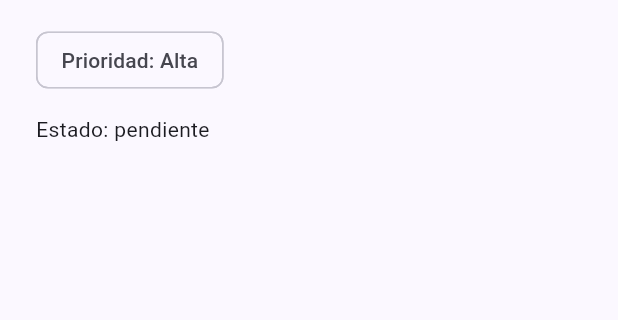
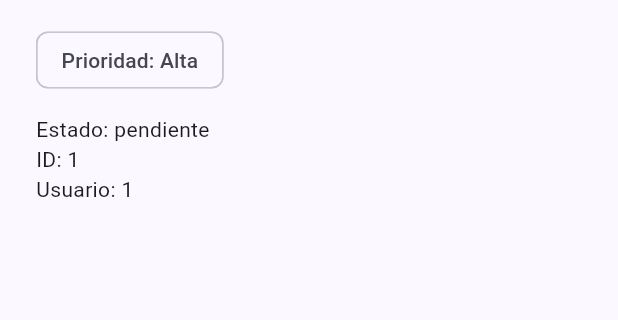
Before and after one commit to Johantony2309/TaskFlow, a Flutter app: the screen it shows after launch, after a tap on "Planificar las tareas de la semana", on a phone screen of 412 x 824 dp, the part 252-572 px from its top. Run offline on Flutter 3.47's test engine with Material 3 defaults, Android fonts, the phone set to English and light mode, and no system bars; our stand-ins replace go_router.

Commit message:
docs: definir alcance y modelo de TaskFlow

```diff
--- a/lib/main.dart
+++ b/lib/main.dart
@@ -1,5 +1,7 @@
 import 'package:flutter/material.dart';
 import 'package:go_router/go_router.dart';
+
+import 'task.dart';
 
 void main() {
   runApp(const TaskFlowApp());
@@ -22,22 +24,6 @@ class TaskFlowApp extends StatelessWidget {
   }
 }
 
-class Task {
-  const Task({
-    required this.id,
-    required this.title,
-    required this.description,
-    required this.priority,
-    required this.isCompleted,
-  });
-
-  final int id;
-  final String title;
-  final String description;
-  final String priority;
-  final bool isCompleted;
-}
-
 const demoTasks = [
   Task(
     id: 1,
@@ -45,6 +31,7 @@ const demoTasks = [
     description: 'Ordenar en TaskFlow las entregas de Aplicaciones Móviles',
     priority: 'Alta',
     isCompleted: false,
+    userId: 1,
   ),
   Task(
     id: 2,
@@ -52,6 +39,7 @@ const demoTasks = [
     description: 'Comprobar títulos y prioridades en una pantalla pequeña',
     priority: 'Media',
     isCompleted: false,
+    userId: 1,
   ),
   Task(
     id: 3,
@@ -59,6 +47,7 @@ const demoTasks = [
     description: 'Agregar y completar pendientes sin superar la meta de cinco',
     priority: 'Baja',
     isCompleted: true,
+    userId: 1,
   ),
   Task(
     id: 4,
@@ -67,6 +56,7 @@ const demoTasks = [
         'Comprobar los estados y el desplazamiento de las cinco tareas',
     priority: 'Alta',
     isCompleted: false,
+    userId: 1,
   ),
   Task(
     id: 5,
@@ -74,8 +64,16 @@ const demoTasks = [
     description: 'Guardar capturas y publicar el avance de la sesión tres',
     priority: 'Media',
     isCompleted: false,
+    userId: 1,
   ),
 ];
+
+Task? findTask(int? id) {
+  for (final task in demoTasks) {
+    if (task.id == id) return task;
+  }
+  return null;
+}
 
 final appRouter = GoRouter(
   routes: [
@@ -83,8 +81,8 @@ final appRouter = GoRouter(
     GoRoute(
       path: '/task/:id',
       builder: (context, state) {
-        final taskId = int.parse(state.pathParameters['id']!);
-        return TaskDetailScreen(taskId: taskId);
+        final id = int.tryParse(state.pathParameters['id'] ?? '');
+        return TaskDetailScreen(task: findTask(id));
       },
     ),
   ],
@@ -136,28 +134,39 @@ class TaskListScreen extends StatelessWidget {
 }
 
 class TaskDetailScreen extends StatelessWidget {
-  const TaskDetailScreen({super.key, required this.taskId});
+  const TaskDetailScreen({super.key, required this.task});
 
-  final int taskId;
+  final Task? task;
 
   @override
   Widget build(BuildContext context) {
-    final task = demoTasks.firstWhere((item) => item.id == taskId);
+    final task = this.task;
 
     return Scaffold(
       appBar: AppBar(title: const Text('Detalle de tarea')),
       body: Padding(
         padding: const EdgeInsets.all(24),
-        child: Column(
+        child: task == null
+            ? const Text('No se encontró esta tarea.')
+            : Column(
                 crossAxisAlignment: CrossAxisAlignment.start,
                 children: [
-            Text(task.title, style: Theme.of(context).textTheme.headlineSmall),
+                  Text(
+                    task.title,
+                    style: Theme.of(context).textTheme.headlineSmall,
+                  ),
                   const SizedBox(height: 16),
                   Text(task.description),
                   const SizedBox(height: 16),
                   Chip(label: Text('Prioridad: ${task.priority}')),
                   const SizedBox(height: 12),
-            Text(task.isCompleted ? 'Estado: completada' : 'Estado: pendiente'),
+                  Text(
+                    task.isCompleted
+                        ? 'Estado: completada'
+                        : 'Estado: pendiente',
+                  ),
+                  Text('ID: ${task.id}'),
+                  Text('Usuario: ${task.userId}'),
                   const Spacer(),
                   FilledButton.tonalIcon(
                     onPressed: () => context.pop(),
--- /dev/null
+++ b/lib/task.dart
@@ -0,0 +1,28 @@
+class Task {
+  const Task({
+    required this.id,
+    required this.title,
+    required this.description,
+    required this.priority,
+    required this.isCompleted,
+    required this.userId,
+  });
+
+  final int id;
+  final String title;
+  final String description;
+  final String priority;
+  final bool isCompleted;
+  final int userId;
+
+  factory Task.fromJson(Map<String, dynamic> json) {
+    return Task(
+      id: json['id'] as int,
+      title: json['title'] as String,
+      description: json['description'] as String,
+      priority: json['priority'] as String,
+      isCompleted: json['isCompleted'] as bool,
+      userId: json['userId'] as int,
+    );
+  }
+}
```
Also changed, not shown: 2 other files. Lines whose indentation alone changed are shown as unchanged.
